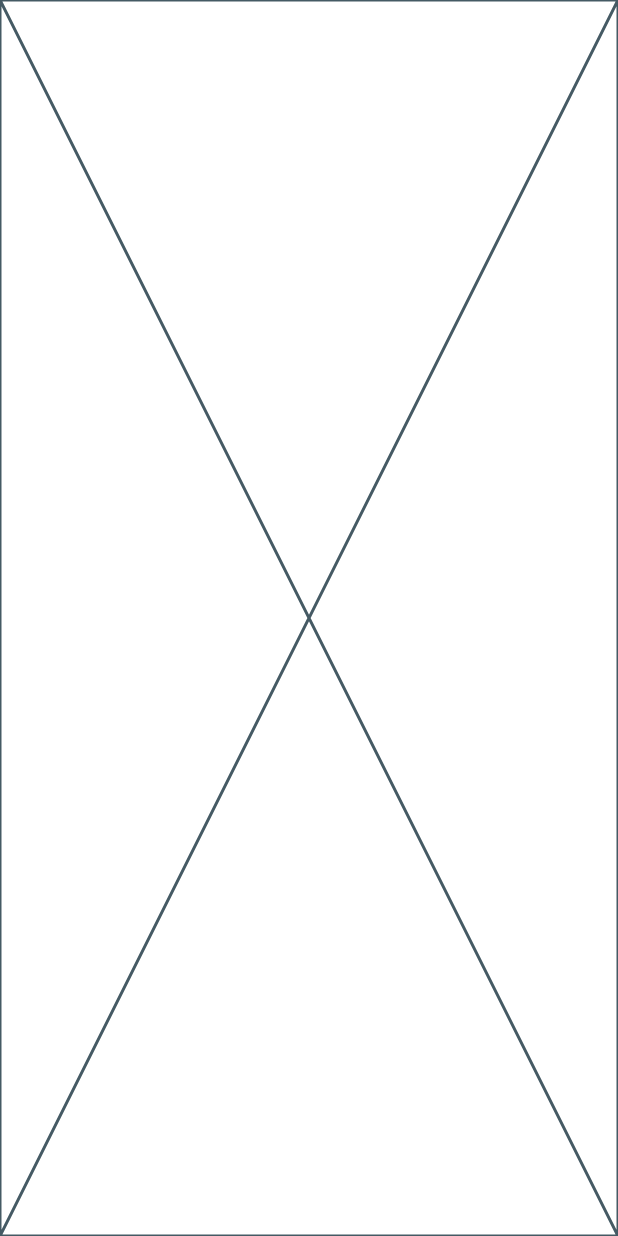
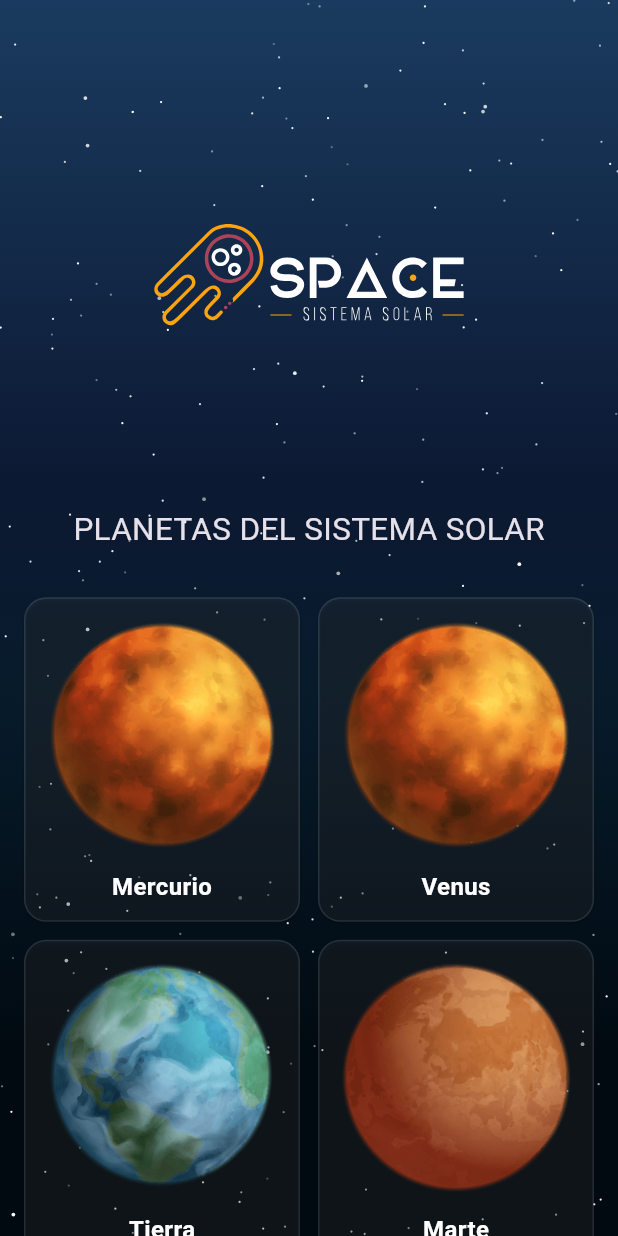
Before and after one commit to CarlosSaltos26/Space-Solar-System-App, a Flutter app: the HomeScreen screen opened by its route, after a tap on "Explorar Planetas", on a phone screen of 412 x 824 dp. Run offline on Flutter 3.47's test engine with Material 3 defaults, Android fonts, the phone set to English and light mode, and no system bars; our stand-ins replace flutter_svg, go_router, lottie; network calls fail; Roboto replaces fonts that are missing (Montserrat).

Commit message:
feat: interfaz gráfica completa de la lista de los  planetas

```diff
--- a/lib/screens/planet_list/planet_list.dart
+++ b/lib/screens/planet_list/planet_list.dart
@@ -1,4 +1,9 @@
 import 'package:flutter/material.dart';
+import 'package:space_solar_app/core/responsive_helper.dart';
+import 'package:space_solar_app/widgets/background_gradient/background_gradient.dart';
+import 'package:space_solar_app/widgets/lista_planetas/lista_planetas.dart';
+import 'package:space_solar_app/widgets/logo/logotipo.dart';
+import 'package:space_solar_app/widgets/start_field/start_field.dart';
 
 class PlanetList extends StatefulWidget {
   const PlanetList({super.key});
@@ -10,6 +15,67 @@ class PlanetList extends StatefulWidget {
 class _PlanetListState extends State<PlanetList> {
   @override
   Widget build(BuildContext context) {
-    return const Placeholder();
+    return Scaffold(
+      body: SafeArea(
+        child: Stack(
+          children: [
+            //fondo degradado
+            BackgroundGradient(),
+            //Fondo de estrellas
+            StarField(),
+            //logotipo superior con padding
+            Padding(
+              padding: const EdgeInsets.only(top: 40),
+              child: Column(
+                crossAxisAlignment: CrossAxisAlignment.center,
+                children: [
+
+                  //logotipo en la parte superior
+                  Logotipo(),
+
+                  //separacion de 20 px
+                  SizedBox(height: 20,),
+
+                  //Texto Planetas
+                  Text("PLANETAS DEL SISTEMA SOLAR",
+                  style: TextStyle(
+                    fontSize: 55.sp
+                  ),
+                  ),
+
+                  //separacion de 20 px
+                  SizedBox(height: 20,),
+
+                  //Lista de planetas
+                  Expanded(
+                    child: ListaPlanetas(),
+                  )
+
+
+
+
+
+
+
+
+
+
+
+
+
+
+
+                ],
+              ),
+            ),
+            //
+
+
+
+
+          ],
+        )
+        ),
+    );
   }
 }
--- a/lib/theme/theme_data.dart
+++ b/lib/theme/theme_data.dart
@@ -3,6 +3,11 @@ import 'package:flutter/material.dart';
 class AppTheme {
   static ThemeData get darkTheme {
     return ThemeData.dark().copyWith(
+
+      textTheme: ThemeData.dark().textTheme.apply(
+        fontFamily: 'Montserrat',
+      ),
+
       // Aquí puedes agregar tus colores principales de la app si deseas
       scaffoldBackgroundColor: const Color(0xFF0A0E21),
 
--- /dev/null
+++ b/lib/widgets/lista_planetas/lista_planetas.dart
@@ -0,0 +1,73 @@
+import 'package:flutter/material.dart';
+
+class ListaPlanetas extends StatelessWidget {
+  const ListaPlanetas({super.key});
+
+  @override
+  Widget build(BuildContext context) {
+    final List<Map<String, String>> planetas = [
+      {'nombre': 'Mercurio', 'asset': 'assets/planetas/mercurio.png'},
+      {'nombre': 'Venus', 'asset': 'assets/planetas/mercurio.png'}, // Ojo: luego cambias este asset a venus.png
+      {'nombre': 'Tierra', 'asset': 'assets/planetas/tierra.png'},
+      {'nombre': 'Marte', 'asset': 'assets/planetas/marte.png'},
+      {'nombre': 'Jupiter', 'asset': 'assets/planetas/jupiter.png'},
+      {'nombre': 'Saturno', 'asset': 'assets/planetas/saturno.png'},
+      {'nombre': 'Urano', 'asset': 'assets/planetas/urano.png'},
+      {'nombre': 'Neptuno', 'asset': 'assets/planetas/neptuno.png'},
+    ];
+
+    // 🚀 Usamos GridView en lugar de ListView para hacer la cuadrícula de 2 en 2
+    return GridView.builder(
+      padding: const EdgeInsets.symmetric(horizontal: 16, vertical: 10),
+      itemCount: planetas.length,
+      // GridDelegate controla la estructura física de la cuadrícula
+      gridDelegate: const SliverGridDelegateWithFixedCrossAxisCount(
+        crossAxisCount: 2,       // 👈 ¡Aquí defines que aparezcan exactamente DOS planetas por fila!
+        crossAxisSpacing: 12,    // Espacio horizontal entre las dos tarjetas
+        mainAxisSpacing: 12,     // Espacio vertical entre filas
+        childAspectRatio: 0.85,  // Relación de aspecto (Ancho / Alto). Ajusta este número para hacerlas más altas o bajas
+      ),
+      itemBuilder: (context, index) {
+        final planeta = planetas[index];
+
+        return Card(
+          color: Colors.white.withValues(alpha: 0.05),
+          elevation: 1,
+          margin: EdgeInsets.zero, // El GridView ya maneja el espaciado con mainAxisSpacing
+          shape: RoundedRectangleBorder(
+            borderRadius: BorderRadius.circular(15),
+            side: BorderSide(color: Colors.white.withValues(alpha: 0.1)),
+          ),
+          child: Padding(
+            padding: const EdgeInsets.all(12.0),
+            child: Column(
+              mainAxisAlignment: MainAxisAlignment.center,
+              children: [
+                // Imagen del Planeta ocupando el espacio principal de la tarjeta
+                Expanded(
+                  child: Image.asset(
+                    planeta['asset']!,
+                    fit: BoxFit.contain,
+                    errorBuilder: (context, error, stackTrace) {
+                      return const Icon(Icons.public, color: Colors.blueGrey, size: 50);
+                    },
+                  ),
+                ),
+                const SizedBox(height: 10),
+                // Nombre del Planeta abajo de la imagen
+                Text(
+                  planeta['nombre']!,
+                  style: const TextStyle(
+                    color: Colors.white,
+                    fontSize: 16,
+                    fontWeight: FontWeight.w700,
+                  ),
+                ),
+              ],
+            ),
+          ),
+        );
+      },
+    );
+  }
+}
--- a/lib/widgets/logo/logotipo.dart
+++ b/lib/widgets/logo/logotipo.dart
@@ -14,7 +14,7 @@ class Logotipo extends StatelessWidget {
           padding: const EdgeInsets.only(top: 8.0),
           child: SizedBox(
             // Ajusta según necesites
-            width: 540.w,
+            width: 580.w,
             child: SvgPicture.asset(
               'assets/LogotipoSpace.svg',
               //colorFilter: const ColorFilter.mode(Colors.white, BlendMode.srcIn)
--- a/pubspec.yaml
+++ b/pubspec.yaml
@@ -23,3 +23,4 @@ flutter:
   assets:
     - assets/
     - assets/planetas/
+    - assets/fonts/
```
